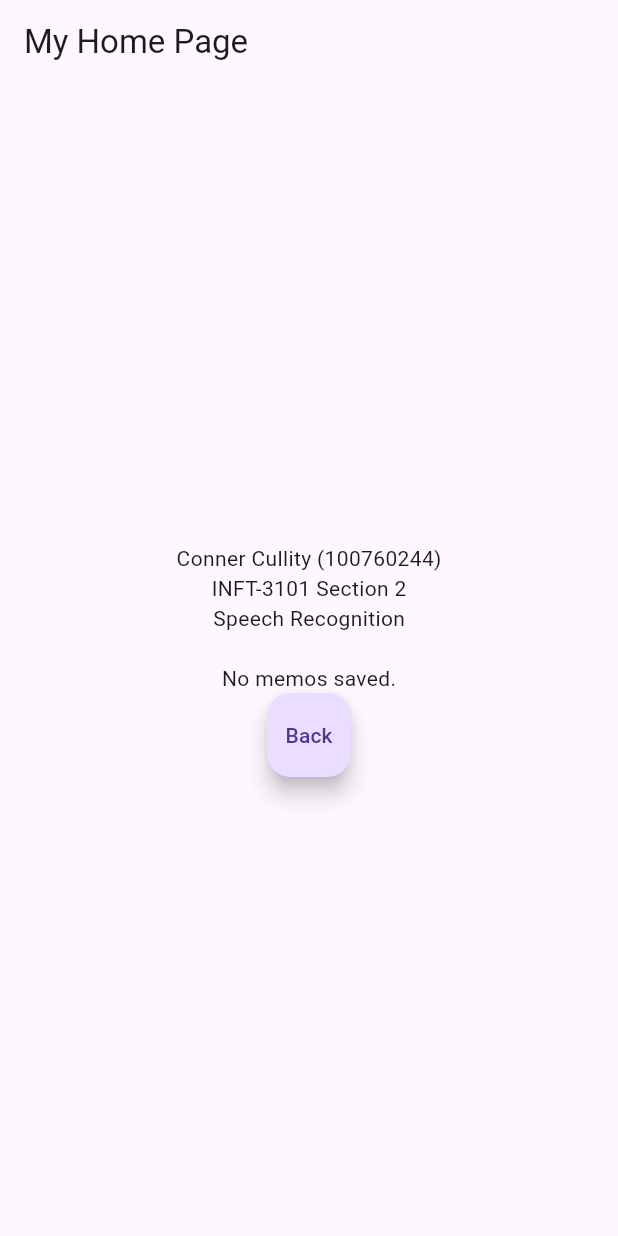
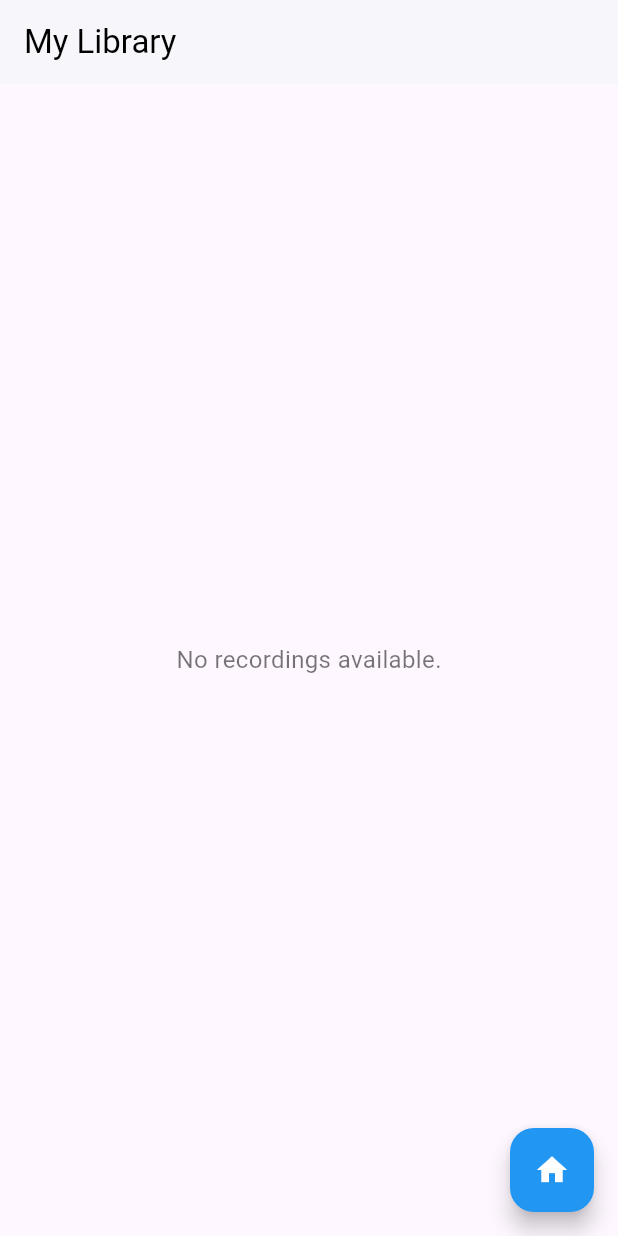
Before and after one commit to conman1005/ListenToSpeech, a Flutter app: the screen it shows after launch, after a tap on the "library books" icon, on a phone screen of 412 x 824 dp. Run offline on Flutter 3.47's test engine with Material 3 defaults, Android fonts, the phone set to English and light mode, and no system bars; our stand-ins replace permission_handler, speech_to_text; missing offline and left inert: system_theme.

Commit message:
Added UI to the speeches library

```diff
--- a/App/lib/past_speeches.dart
+++ b/App/lib/past_speeches.dart
@@ -1,29 +1,26 @@
 import 'dart:convert';
 import 'dart:io';
+import 'package:flutter/material.dart';
+import 'package:path_provider/path_provider.dart';
 import 'package:lab5/main.dart';
 import 'package:lab5/view_speech.dart';
-import 'package:path_provider/path_provider.dart';
 import 'package:lab5/speeches.dart';
-
-import 'package:flutter/material.dart';
 
 void main() => runApp(const MySpeeches());
 
 class MySpeeches extends StatefulWidget {
   const MySpeeches({super.key});
+
   @override
   State<MySpeeches> createState() => MySpeechesState();
 }
 
-// These Strings will be used in the view_speeches page to display content
 String selectedTitle = "";
 String selectedContent = "";
 
 class MySpeechesState extends State<MySpeeches> {
-
-   Future<String> get _localPath async {
+  Future<String> get _localPath async {
     final directory = await getApplicationDocumentsDirectory();
-
     return directory.path;
   }
 
@@ -32,136 +29,138 @@ class MySpeechesState extends State<MySpeeches> {
     return File('$path/speeches.json');
   }
 
-  var testData = "";
-  List<Map> data = [];
+  List<Map<String, dynamic>> data = [];
+  final List<Color> cardColors = [
+    Colors.red.shade100,
+    Colors.blue.shade100,
+    Colors.green.shade100,
+    Colors.orange.shade100,
+    Colors.purple.shade100,
+    Colors.yellow.shade100,
+  ];
 
-  String displayText = "";
+  Future<List<Map<String, dynamic>>> readJson() async {
+    final File file = await _localFile;
+    if (!await file.exists()) return [];
 
-  Column contentColumn = const Column();
+    final String jsonString = await file.readAsString();
+    if (jsonString.isEmpty) return [];
 
-  // Generate a List of Object Maps from the JSON file
-  Future<List<Map>> readJson() async {
-    final File file = await _localFile;
-    final String jsonString = await file.readAsString();
-    testData = jsonString;
-    List jsonList = [];
-    if (jsonString.contains(", ")) {
-      jsonList = jsonString.split(", ");
-    } else {
-      jsonList.add(jsonString);
-    }
-
-    List<Map> objectList = [];
-
-    List<String> titles = [];
-    List<String> contents = [];
-
-    for (var json in jsonList) {
-      final Map decoded = await jsonDecode(json);
-      objectList.add(decoded);
-      debugPrint("JSON: ${decoded['content']}");
-      displayText += "Title: ${decoded['title']}\n${decoded['content']}\n\n";
-
-      titles.add(decoded['title']);
-      contents.add(decoded['content']);
-    }
-
-
-    Column column = Column(
-      children: [
-        for (var object in objectList) Column(
-          children: [
-            InkWell(child: Text("Title: ${object['title']}", style: const TextStyle(color: Color.fromARGB(255, 0, 95, 204), fontSize: 16)), onTap: () => {
-              selectedTitle = object['title'],
-              selectedContent = object['content'],
-              viewSpeechPage,
-            }),
-            Text(object['content'].length <= 20 ? object['content'] : "${object['content'].substring(0, 20)}..."),
-            FloatingActionButton(
-                    onPressed:
-                        viewSpeechPage,
-                    tooltip: 'View Whole Speech',
-                    child: const Text('View'),
-                  ),
-            const SizedBox(height: 20),
-          ]
-        ),
-      ]
-    );
-
-    contentColumn = column;
-
-    //var decoded = jsonDecode(json);
-
-    //testData = json;
-    setState(() {});
-    return objectList;
+    return (jsonDecode('[$jsonString]') as List)
+        .map((e) => e as Map<String, dynamic>)
+        .toList();
   }
 
   Future<void> setJson() async {
     data = await readJson();
+    setState(() {});
   }
 
   @override
-  void initState()  {
+  void initState() {
     super.initState();
     setJson();
   }
 
   void viewMainPage() {
-    //Navigator.of(context).pushNamed("/pastSpeeches");
     Navigator.push(
       context,
       MaterialPageRoute(builder: (context) => const MyCounter()),
     );
-
-    //Navigator.of(context).push(MaterialPageRoute(builder: (BuildContext context) => new MySpeeches()));
-    setState(() {});
   }
 
+  void viewSpeechPage(Map<String, dynamic> speech) {
+    setState(() {
+      selectedTitle = speech['title'] ?? 'Untitled';
+      selectedContent = speech['content'] ?? 'No content available.';
+    });
 
-  void viewSpeechPage() {
     Navigator.push(
       context,
       MaterialPageRoute(builder: (context) => const MySpeech()),
     );
-
-    setState(() {});
   }
 
   @override
   Widget build(BuildContext context) {
-    /*ThemeData(
-      textTheme: GoogleFonts.kalamTextTheme(),
-    );*/
-    return MaterialApp( // Root widget
+    return MaterialApp(
       home: Scaffold(
         appBar: AppBar(
-          title: const Text('My Home Page'),
+          title: const Text(
+            'My Library',
+            style: TextStyle(color: Colors.black),
+          ),
+          backgroundColor: Colors.white,
+          elevation: 1,
+          iconTheme: const IconThemeData(color: Colors.black),
         ),
-        body: Center(
-          child: Builder(
-            builder: (context) {
-              return SingleChildScrollView(
-                child: Column(
-                  children: [
-                    const Text('Conner Cullity (100760244)'),
-                    const Text('INFT-3101 Section 2'),
-                    const Text('Speech Recognition'),
-                    const SizedBox(height: 20),
-                    Text(testData == "" ? "No memos saved." : "Previous Recordings:\n" ),
-                    contentColumn,
-                    FloatingActionButton(
-                      onPressed:
-                          viewMainPage,
-                      tooltip: 'Back to Main Page',
-                      child: const Text('Back'),
-                    ),
-                  ],
+        body: Padding(
+          padding: const EdgeInsets.all(16.0),
+          child: data.isEmpty
+              ? const Center(
+                  child: Text(
+                    'No recordings available.',
+                    style: TextStyle(fontSize: 16, color: Colors.black54),
+                  ),
                 )
-              );
-            },
-          ),
+              : GridView.builder(
+                  gridDelegate: const SliverGridDelegateWithFixedCrossAxisCount(
+                    crossAxisCount: 2, // Two cards per row
+                    crossAxisSpacing: 16,
+                    mainAxisSpacing: 16,
+                  ),
+                  itemCount: data.length,
+                  itemBuilder: (context, index) {
+                    final speech = data[index];
+                    final colorIndex = index % cardColors.length;
+                    return GestureDetector(
+                      onTap: () => viewSpeechPage(speech),
+                      child: Container(
+                        decoration: BoxDecoration(
+                          color: cardColors[colorIndex],
+                          borderRadius: BorderRadius.circular(12),
+                          boxShadow: [
+                            BoxShadow(
+                              color: Colors.black26,
+                              blurRadius: 4,
+                              offset: Offset(0, 2),
+                            ),
+                          ],
+                        ),
+                        padding: const EdgeInsets.all(16),
+                        child: Column(
+                          crossAxisAlignment: CrossAxisAlignment.start,
+                          children: [
+                            Text(
+                              speech['title'] ?? 'Untitled',
+                              style: const TextStyle(
+                                fontSize: 18,
+                                fontWeight: FontWeight.bold,
+                              ),
+                              maxLines: 1,
+                              overflow: TextOverflow.ellipsis,
+                            ),
+                            const SizedBox(height: 8),
+                            Text(
+                              speech['content'] != null &&
+                                      speech['content']!.length > 50
+                                  ? '${speech['content']?.substring(0, 50)}...'
+                                  : speech['content'] ?? 'No content available.',
+                              style: const TextStyle(fontSize: 14),
+                              maxLines: 2,
+                              overflow: TextOverflow.ellipsis,
+                            ),
+                          ],
+                        ),
+                      ),
+                    );
+                  },
+                ),
+        ),
+        floatingActionButton: FloatingActionButton(
+          onPressed: viewMainPage,
+          backgroundColor: Colors.blue,
+          child: const Icon(Icons.home, color: Colors.white),
         ),
       ),
     );
--- a/App/lib/view_speech.dart
+++ b/App/lib/view_speech.dart
@@ -39,7 +39,7 @@ class MySpeechState extends State<MySpeech> {
             builder: (context) {
               return Column(
                 children: [
-                  const Text('Conner Cullity (100760244)'),
+                  const Text('TEST AI HERE (100760244)'),
                   const Text('INFT-3101 Section 2'),
                   const Text('Speech Recognition'),
                   const SizedBox(height: 20),
```
